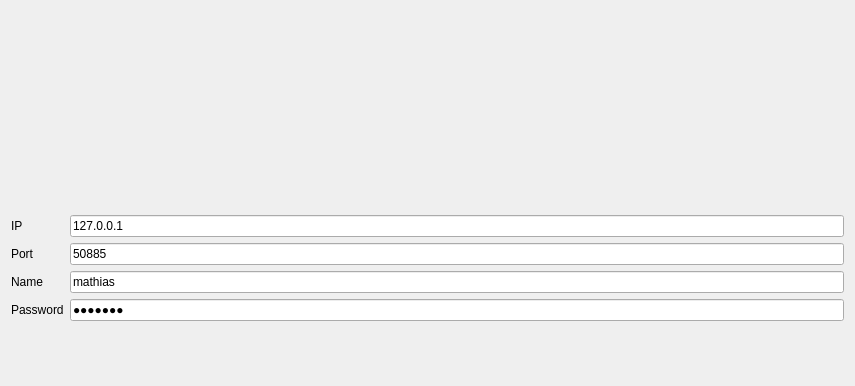
Before: the Qt Designer form Gst-multiscreens-client/logwindow.ui in P0ppoff/SmartProjector, drawn with Qt 5; both pictures show x 0 to 855 and y 0 to 386 of the 855 by 768 pixel window.
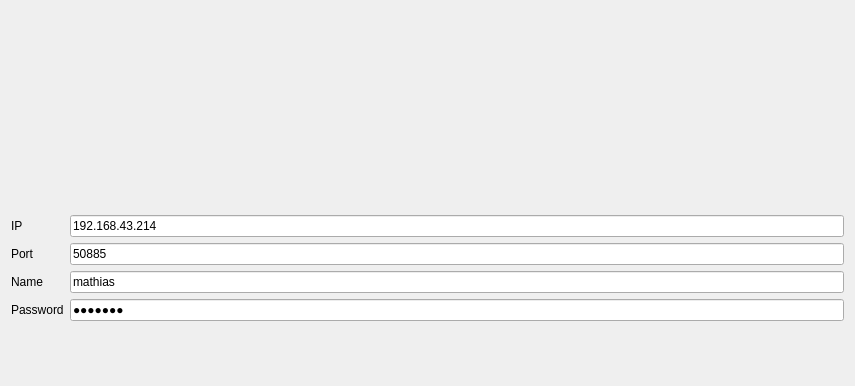
After: the same form once the commit is applied.

Commit message: corrrect pipeline mixer for raspberry

```diff
--- a/Gst-multiscreens-client/logwindow.ui
+++ b/Gst-multiscreens-client/logwindow.ui
@@ -22,7 +22,7 @@
      <item row="0" column="1">
       <widget class="QLineEdit" name="IP_text">
        <property name="text">
-        <string>127.0.0.1</string>
+        <string>192.168.43.214</string>
        </property>
       </widget>
      </item>
```
The commit also changes 2 other files.
